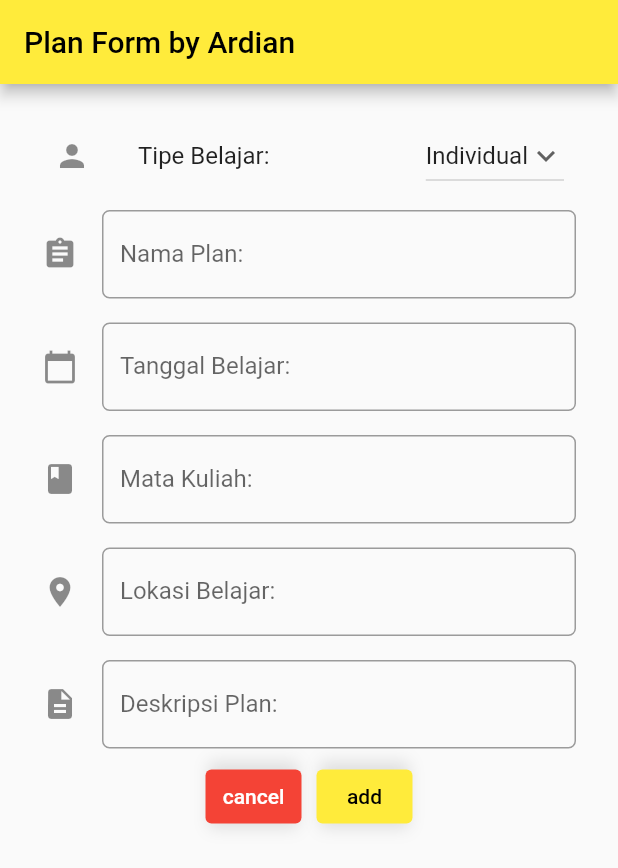
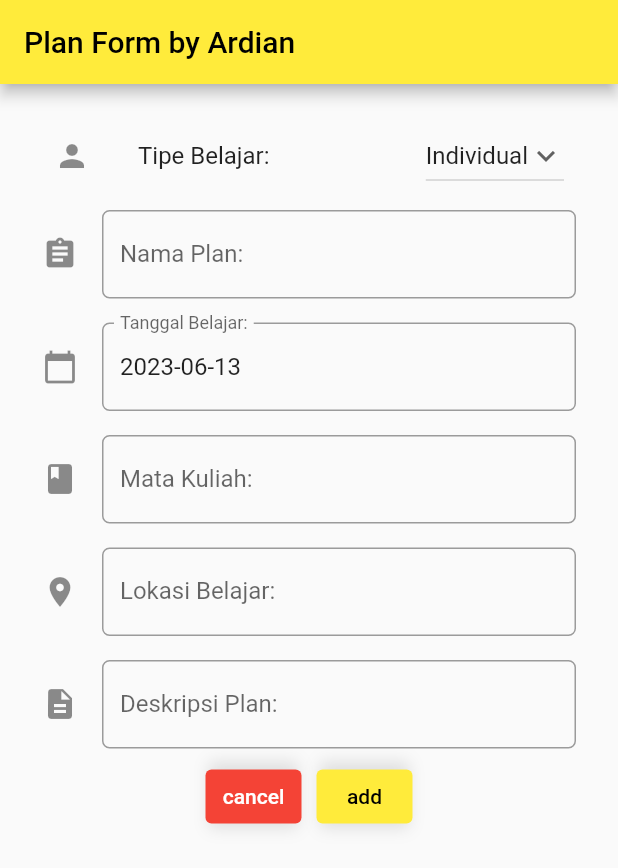
Before and after one commit to StudyBee-PBP/StudyApp_2, a Flutter app: the PlannerFormPage screen opened directly, on a phone screen of 412 x 824 dp. Shown: the top 868 px of the screen. Run offline on Flutter 3.47's test engine with Material 2 defaults, Android fonts, the phone set to English and light mode, and no system bars; missing offline and left inert: pbp_django_auth.

Commit message:
fix commit clash

```diff
--- a/lib/pages/study_plan/form.dart
+++ b/lib/pages/study_plan/form.dart
@@ -1,6 +1,6 @@
 import 'package:flutter/material.dart';
 import 'package:flutter/services.dart';
-//import 'package:intl/intl.dart';
+import 'package:intl/intl.dart';
 import 'package:pbp_django_auth/pbp_django_auth.dart';
 import 'package:provider/provider.dart';
 
@@ -39,7 +39,7 @@ class _PlannerFormPageState extends State<PlannerFormPage> {
             child: Container(
               padding: const EdgeInsets.all(20.0),
               child: Column(children: [
-                                  ListTile(
+                  ListTile(
                   title: const Text('Tipe Belajar:'),
                   leading: type == 'Individual'
                       ? const Icon(Icons.person)
@@ -128,9 +128,9 @@ class _PlannerFormPageState extends State<PlannerFormPage> {
                       return null;
                     },
                     controller: TextEditingController(
-                    //  text: _date != null
-                      //    ? DateFormat('yyyy-MM-dd').format(_date!)
-                      //    : '',
+                      text: _date != null
+                          ? DateFormat('yyyy-MM-dd').format(_date!)
+                          : '',
                     ),
                     onSaved: (value) {
                       if (value != null) {
```
